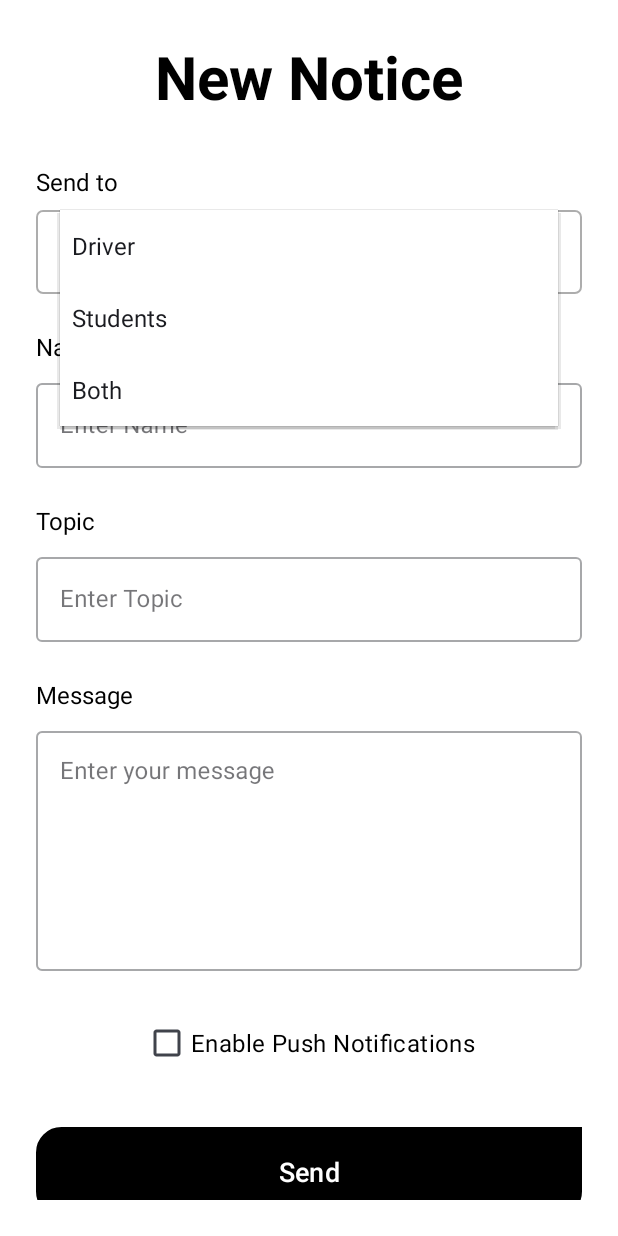
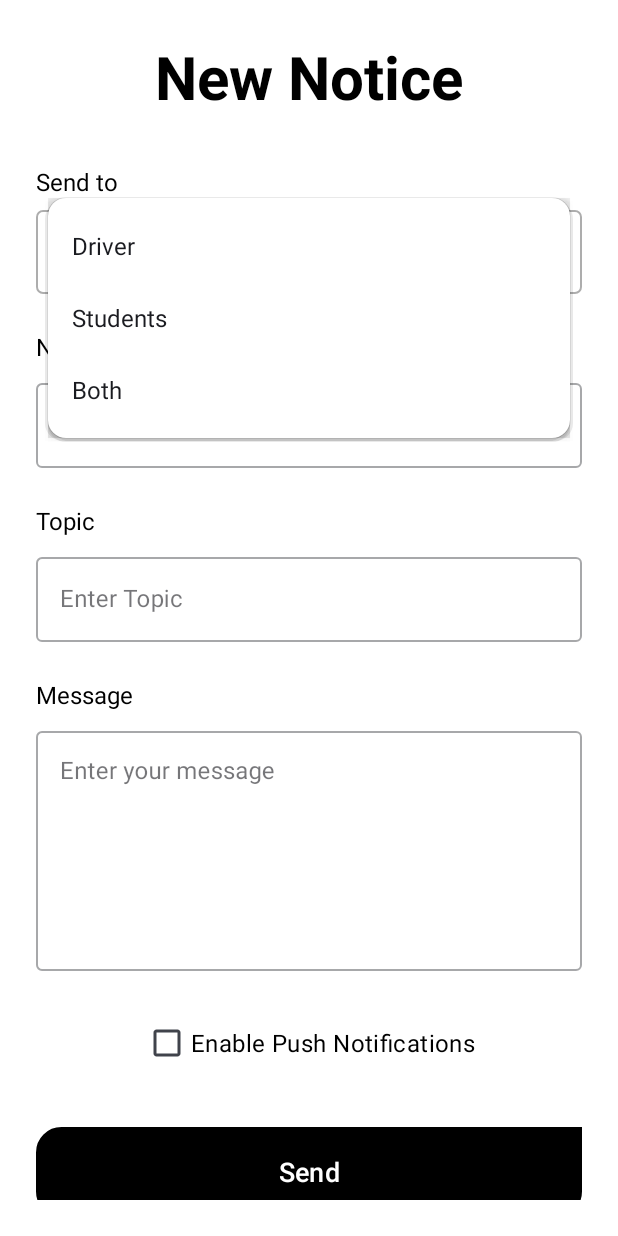
Before and after one commit to GDSC-NIT-Calicut/nitc_bus_tracker_frontend, an Android app: the fragment NewNoticeFragment placed in its activity, after a tap on "Driver", on a phone screen of 412 x 824 dp. Run offline under Robolectric (Android 15) with nearby library versions, the phone set to English and light mode, and no system bars.

```diff
--- a/app/src/main/res/layout/fragment_new_notice.xml
+++ b/app/src/main/res/layout/fragment_new_notice.xml
@@ -48,7 +48,7 @@
             android:paddingHorizontal="16dp"
             android:entries="@array/to_whom_options"
             android:layout_marginBottom="24dp"
-            android:popupBackground="#FFFFFF" />
+            android:popupBackground="@drawable/rounded_card" />
 
         <!-- Name of Person -->
         <TextView
```
